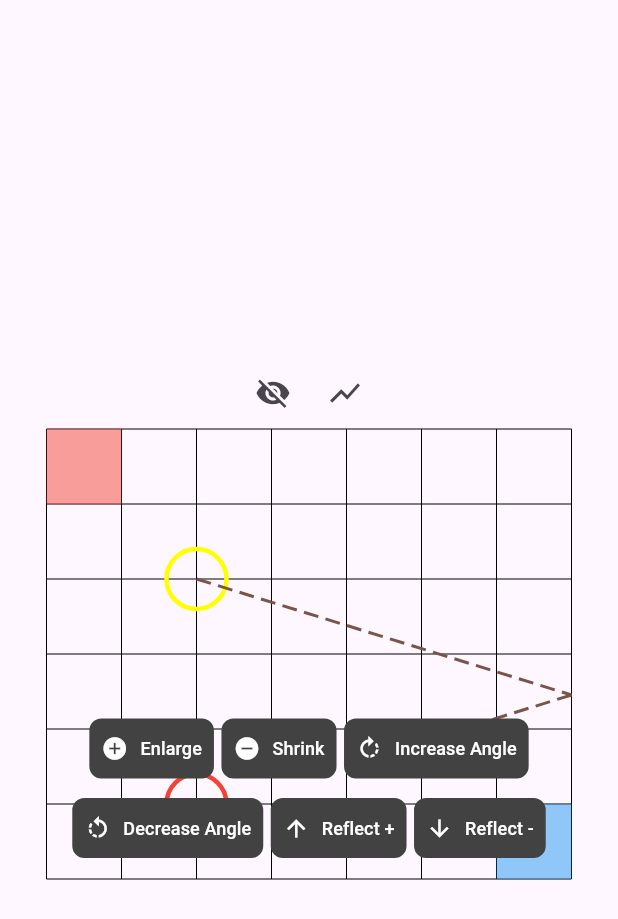
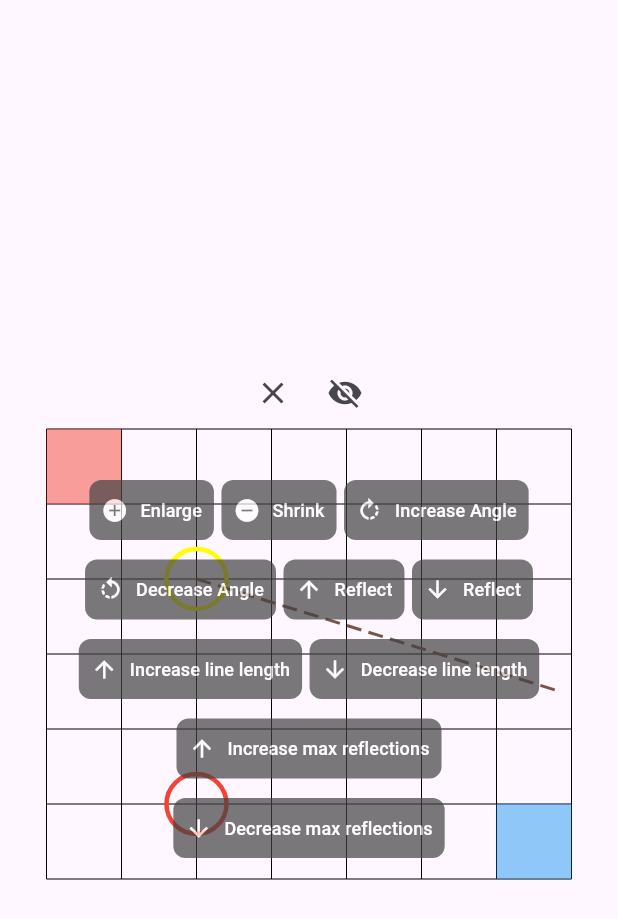
Before and after one commit to HassanYasser07/flutter_overlay_app, a Flutter app: the BallGameApp widget shown alone on an empty page, opened directly, after a tap on the "settings" icon, on a phone screen of 412 x 824 dp. Shown: the top 919 px of the screen. Run offline on Flutter 3.47's test engine with Material 3 defaults, Android fonts, the phone set to English and light mode, and no system bars; missing offline and left inert: dash_bubble.

Commit message:
beta version

```diff
--- a/example/lib/ball_game.dart
+++ b/example/lib/ball_game.dart
@@ -17,6 +17,8 @@ class BallGameApp extends StatefulWidget {
 }
 
 class _BallGameState extends State<BallGameApp> {
+  double lineLength = 250;
+  int maxReflections = 2;
   Offset whiteBallPosition = const Offset(100, 100);
   Offset redBallPosition = const Offset(100, 250);
   bool isWhiteBallActive = true;
@@ -29,12 +31,11 @@ class _BallGameState extends State<BallGameApp> {
   double resizeThreshold = 50;
   double angleStep = 0.09;
   bool isResizing = false;
-  bool showControls = false; // ✅ متغير للتحكم في إظهار الأزرار
-  double reflectionAngleAdjustment = 0.0; // التحكم في زاوية الانعكاس
+  bool showControls = false;
+  double reflectionAngleAdjustment = 0.0;
   bool isDraggingBall = false;
   bool isCueRotating = false;
-  double initialCueAngle =
-      0.0; // تحديد نقطة جديدة لوضع عنصر التحكم بناءً على امتداد العصا
+  double initialCueAngle = 0.0;
   Offset? initialCueTouchPosition;
 
   bool isOverlayInteractive = true;
@@ -115,6 +116,30 @@ class _BallGameState extends State<BallGameApp> {
     });
   }
 
+  void _increaseLineLength() {
+    setState(() {
+      lineLength += 20;
+    });
+  }
+
+  void _decreaseLineLength() {
+    setState(() {
+      lineLength -= 20;
+    });
+  }
+
+  void _increaseMaxReflections() {
+    setState(() {
+      maxReflections += 1;
+    });
+  }
+
+  void _decreaseMaxReflections() {
+    setState(() {
+      maxReflections -= 1;
+    });
+  }
+
   Offset settingsButtonPosition = const Offset(10, 10);
   Offset chartButtonPosition = const Offset(60, 10);
   bool showgrid = true;
@@ -127,24 +152,21 @@ class _BallGameState extends State<BallGameApp> {
           children: [
             Row(
               children: [
-                DraggableControlButton(
-                  icon: showControls ? Icons.visibility_off : Icons.settings,
-                  onPressed: _toggleControls,
-                  initialPosition: settingsButtonPosition,
+                IconButton(
+                  icon: Icon(Icons.close),
+                  onPressed: () async {
+                    await FlutterOverlayWindow.closeOverlay();
+                  },
                 ),
-                DraggableControlButton(
-                  icon: Icons.show_chart,
-                  onPressed: () {
-                    setState(() {
-                      showgrid = !showgrid;
-                    });
-                  },
-                  initialPosition: chartButtonPosition,
+                IconButton(
+                  icon: Icon(
+                      showControls ? Icons.visibility_off : Icons.settings),
+                  onPressed:
+                      _toggleControls, // ✅ الآن يتحكم في الأزرار داخل اللعبة نفسها
                 ),
               ],
             ),
-            showgrid
-                ? GestureDetector(
+            GestureDetector(
               onPanUpdate: (details) {
                 setState(() {
                   if (initialTouchPosition != null) {
@@ -152,25 +174,23 @@ class _BallGameState extends State<BallGameApp> {
                       Offset center = whiteBallPosition;
                       Offset newTouch = details.localPosition;
 
-                            double newAngle = atan2(newTouch.dy - center.dy,
-                                newTouch.dx - center.dx);
+                      double newAngle = atan2(
+                          newTouch.dy - center.dy, newTouch.dx - center.dx);
                       double oldAngle = atan2(
                           initialCueTouchPosition!.dy - center.dy,
                           initialCueTouchPosition!.dx - center.dx);
 
                       double angleDifference = newAngle - oldAngle;
-                            cueAngle =
-                                (initialCueAngle + angleDifference) % (2 * pi);
+                      cueAngle = (initialCueAngle + angleDifference) % (2 * pi);
                     } else if (isResizing) {
                       // إذا كان المستخدم يقوم بتغيير الحجم فقط
-                            double deltaX = details.localPosition.dx -
-                                initialTouchPosition!.dx;
-                            double deltaY = details.localPosition.dy -
-                                initialTouchPosition!.dy;
+                      double deltaX =
+                          details.localPosition.dx - initialTouchPosition!.dx;
+                      double deltaY =
+                          details.localPosition.dy - initialTouchPosition!.dy;
 
                       tableWidth = (tableWidth + deltaX).clamp(150, 400);
-                            tableHeight =
-                                (tableHeight + deltaY).clamp(200, 800);
+                      tableHeight = (tableHeight + deltaY).clamp(200, 800);
                       updateOverlaySize(
                           tableWidth.toInt(), tableHeight.toInt());
                       updateBallPositionsAfterResize();
@@ -184,18 +204,17 @@ class _BallGameState extends State<BallGameApp> {
                         whiteBallPosition = Offset(
                           newWhitePosition.dx
                               .clamp(ballRadius, tableWidth - ballRadius),
-                                newWhitePosition.dy.clamp(
-                                    ballRadius, tableHeight - ballRadius),
+                          newWhitePosition.dy
+                              .clamp(ballRadius, tableHeight - ballRadius),
                         );
                       } else {
                         // تحريك الكرة الحمراء فقط إذا كان السحب بدأ من عليها
-                              final newRedPosition =
-                                  redBallPosition + details.delta;
+                        final newRedPosition = redBallPosition + details.delta;
                         redBallPosition = Offset(
                           newRedPosition.dx
                               .clamp(ballRadius, tableWidth - ballRadius),
-                                newRedPosition.dy.clamp(
-                                    ballRadius, tableHeight - ballRadius),
+                          newRedPosition.dy
+                              .clamp(ballRadius, tableHeight - ballRadius),
                         );
                       }
                     }
@@ -208,8 +227,7 @@ class _BallGameState extends State<BallGameApp> {
                   double dx = details.localPosition.dx;
                   double dy = details.localPosition.dy;
                   double distanceFromWhiteBall =
-                            (details.localPosition - whiteBallPosition)
-                                .distance;
+                      (details.localPosition - whiteBallPosition).distance;
 
                   // التحقق مما إذا كانت النقطة داخل حدود الكرة البيضاء
                   if ((dx - whiteBallPosition.dx).abs() < ballRadius &&
@@ -239,10 +257,9 @@ class _BallGameState extends State<BallGameApp> {
                     isWhiteBallActive = false;
                     //  isRedBallActive = false;     //////////////////////////////////////////////////////////////////////
                     //  isResizingTable = false;
-                          initialCueTouchPosition = details
-                              .localPosition; // ✅ تخزين نقطة اللمس الأولية
-                          initialCueAngle =
-                              cueAngle; // ✅ تخزين الزاوية الأولية للعصا
+                    initialCueTouchPosition =
+                        details.localPosition; // ✅ تخزين نقطة اللمس الأولية
+                    initialCueAngle = cueAngle; // ✅ تخزين الزاوية الأولية للعصا
                   } else {
                     isResizing = false;
                     isDraggingBall =
@@ -269,9 +286,11 @@ class _BallGameState extends State<BallGameApp> {
                       redBallPosition: redBallPosition,
                       aimPoint: aimPoint,
                       cueAngle: cueAngle,
-                              reflectionAngleAdjustment:
-                                  reflectionAngleAdjustment,
-                              ballRadius: ballRadius),
+                      reflectionAngleAdjustment: reflectionAngleAdjustment,
+                      ballRadius: ballRadius,
+                      lineLength: lineLength,
+                      maxReflections: maxReflections,
+                    ),
                   ),
                   Positioned(
                     bottom: 0,
@@ -309,8 +328,7 @@ class _BallGameState extends State<BallGameApp> {
                                 label: 'Enlarge',
                                 onPressed: () {
                                   setState(() {
-                                          ballRadius =
-                                              (ballRadius + 5).clamp(10, 35);
+                                    ballRadius = (ballRadius + 5).clamp(10, 35);
                                   });
                                 },
                               ),
@@ -319,8 +337,7 @@ class _BallGameState extends State<BallGameApp> {
                                 label: 'Shrink',
                                 onPressed: () {
                                   setState(() {
-                                          ballRadius =
-                                              (ballRadius - 5).clamp(10, 35);
+                                    ballRadius = (ballRadius - 5).clamp(10, 35);
                                   });
                                 },
                               ),
@@ -336,13 +353,33 @@ class _BallGameState extends State<BallGameApp> {
                               ),
                               ControlButton(
                                 icon: Icons.arrow_upward,
-                                      label: 'Reflect +',
+                                label: 'Reflect',
                                 onPressed: _adjustReflectionAngle,
                               ),
                               ControlButton(
                                 icon: Icons.arrow_downward,
-                                      label: 'Reflect -',
+                                label: 'Reflect',
                                 onPressed: _adjustReflectionAngleNegative,
+                              ),
+                              ControlButton(
+                                icon: Icons.arrow_upward,
+                                label: 'Increase line length',
+                                onPressed: _increaseLineLength,
+                              ),
+                              ControlButton(
+                                icon: Icons.arrow_downward,
+                                label: 'Decrease line length',
+                                onPressed: _decreaseLineLength,
+                              ),
+                              ControlButton(
+                                icon: Icons.arrow_upward,
+                                label: 'Increase max reflections',
+                                onPressed: _increaseMaxReflections,
+                              ),
+                              ControlButton(
+                                icon: Icons.arrow_downward,
+                                label: 'Decrease max reflections',
+                                onPressed: _decreaseMaxReflections,
                               ),
                             ],
                           ),
@@ -353,7 +390,6 @@ class _BallGameState extends State<BallGameApp> {
                 ],
               ),
             )
-                : const SizedBox(),
           ],
         ),
       ),
--- a/example/lib/ball_painter.dart
+++ b/example/lib/ball_painter.dart
@@ -3,19 +3,21 @@ import 'dart:math';
 
 class BallPainter extends CustomPainter {
   final Offset whiteBallPosition;
+  final int maxReflections;
   final Offset redBallPosition;
   final Offset? aimPoint;
   final double cueAngle;
   final double reflectionAngleAdjustment;
   final double ballRadius;
-
+  final double lineLength;
   BallPainter(
       {required this.whiteBallPosition,
       required this.redBallPosition,
       this.aimPoint,
       required this.cueAngle,
       this.reflectionAngleAdjustment = 0.0,
-      required this.ballRadius});
+      required this.ballRadius,
+      required this.lineLength,required this.maxReflections});
 
   Offset _closestPointOnSegment(Offset p, Offset a, Offset b) {
     double ax = a.dx, ay = a.dy, bx = b.dx, by = b.dy;
@@ -51,7 +53,7 @@ class BallPainter extends CustomPainter {
       ..style = PaintingStyle.stroke
       ..strokeWidth = 3;
     canvas.drawCircle(redBallPosition, ballRadius, redBallPaint);
-    double totalLineLength = 400;
+    double totalLineLength = lineLength;
     List<Offset> reflectionPath = _calculateReflectionPath(
         whiteBallPosition, cueAngle, size, totalLineLength);
     //  whiteBallPosition, cueAngle + reflectionAngleAdjustment, size, totalLineLength);
@@ -133,7 +135,7 @@ class BallPainter extends CustomPainter {
     Offset current = start;
     double currentAngle = angle;
     double currentLength = 0.0;
-    int maxReflections = 2;
+    int maxReflections = this.maxReflections;
     while (currentLength < maxLength && path.length <= maxReflections) {
       double remainingLength = maxLength - currentLength;
       double x = current.dx + remainingLength * cos(currentAngle);
--- a/example/lib/widgets/control_button.dart
+++ b/example/lib/widgets/control_button.dart
@@ -14,7 +14,9 @@ class ControlButton extends StatelessWidget {
 
   @override
   Widget build(BuildContext context) {
-    return TextButton.icon(
+    return Opacity(
+      opacity: 0.7,
+      child: TextButton.icon(
         onPressed: onPressed,
         icon: Icon(icon, size: 18, color: Colors.white),
         label: Text(
@@ -28,6 +30,7 @@ class ControlButton extends StatelessWidget {
             borderRadius: BorderRadius.circular(8),
           ),
         ),
+      ),
     );
   }
 }
```
Also changed, not shown: example/lib/home_page.dart (+77 -72 lines), 1 other file. Lines whose indentation alone changed are shown as unchanged.
